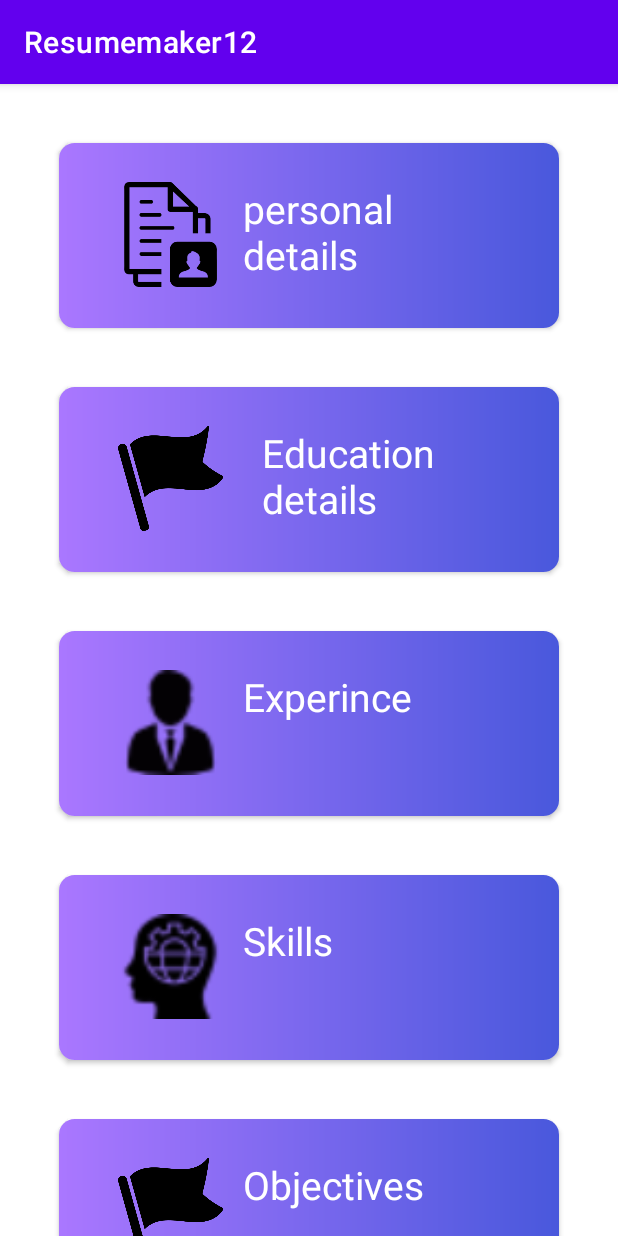
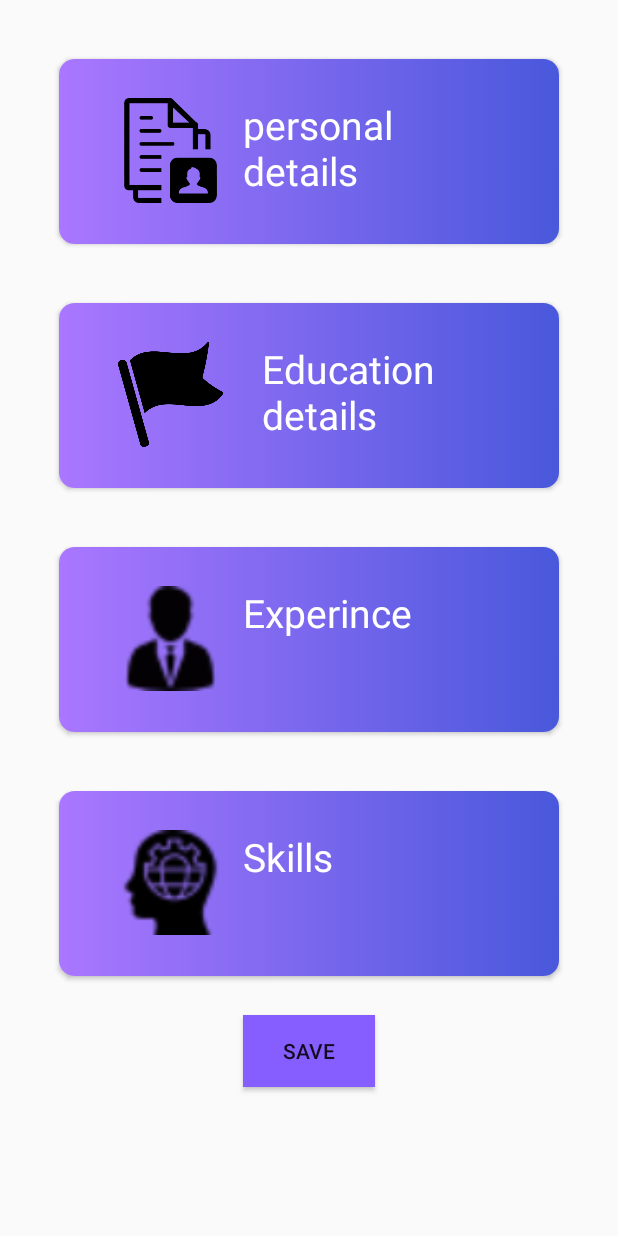
Before and after one commit to Vishwas472/RESUMEMAKER12, an Android app: the resumemaker screen opened directly, with no data from a screen before it, on a phone screen of 412 x 824 dp. Run offline under Robolectric (Android 15) with nearby library versions, the phone set to English and light mode, and no system bars; our stand-ins replace sdp/ssp sizes.

```diff
--- a/app/src/main/AndroidManifest.xml
+++ b/app/src/main/AndroidManifest.xml
@@ -11,6 +11,9 @@
         android:supportsRtl="true"
         android:theme="@style/Theme.Resumemaker12"
         tools:targetApi="31">
+        <activity
+            android:name=".printdetails"
+            android:exported="false" />
         <activity
             android:name=".fourthpage"
             android:exported="false" />
--- a/app/src/main/java/com/example/resumemaker12/resumemaker.java
+++ b/app/src/main/java/com/example/resumemaker12/resumemaker.java
@@ -1,14 +1,41 @@
 package com.example.resumemaker12;
 
 import androidx.appcompat.app.AppCompatActivity;
+import androidx.cardview.widget.CardView;
 
+import android.content.Intent;
 import android.os.Bundle;
+import android.view.View;
+import android.widget.LinearLayout;
 
 public class resumemaker extends AppCompatActivity {
+    LinearLayout linpersonal;
+    CardView card2;
 
     @Override
     protected void onCreate(Bundle savedInstanceState) {
         super.onCreate(savedInstanceState);
         setContentView(R.layout.activity_resumemaker);
+        initivew();
+    }
+
+    private void initivew() {
+        linpersonal=findViewById(R.id.linpersonal);
+        card2=findViewById(R.id.card2);
+        linpersonal.setOnClickListener(new View.OnClickListener() {
+            @Override
+            public void onClick(View view) {
+                Intent b=new Intent(resumemaker.this,persnoaldetails.class);
+                startActivity(b);
+            }
+        });
+        card2.setOnClickListener(new View.OnClickListener() {
+            @Override
+            public void onClick(View view) {
+                Intent c=new Intent(resumemaker.this,fourthpage.class);
+                startActivity(c);
+            }
+        });
+
     }
 }
--- a/app/src/main/res/layout/activity_fourthpage.xml
+++ b/app/src/main/res/layout/activity_fourthpage.xml
@@ -104,6 +104,7 @@
 
     </androidx.cardview.widget.CardView>
     <Button
+        android:id="@+id/btnS"
         android:layout_width="wrap_content"
         android:layout_height="wrap_content"
         android:text="SAVE"
--- a/app/src/main/res/layout/activity_persnoaldetails.xml
+++ b/app/src/main/res/layout/activity_persnoaldetails.xml
@@ -108,6 +108,7 @@
 
 
         <Button
+            android:id="@+id/btnsave"
             android:layout_width="wrap_content"
             android:layout_height="wrap_content"
             android:text="save"
--- a/app/src/main/res/layout/activity_resumemaker.xml
+++ b/app/src/main/res/layout/activity_resumemaker.xml
@@ -16,6 +16,7 @@
         app:cardCornerRadius="@dimen/_8sdp">
 
         <LinearLayout
+            android:id="@+id/linpersonal"
             android:layout_width="match_parent"
             android:layout_height="match_parent"
             android:background="@drawable/cardviewcolor"
@@ -54,6 +55,7 @@
     <androidx.cardview.widget.CardView
         android:layout_width="match_parent"
         android:layout_height="123dp"
+        android:id="@+id/card2"
         android:layout_marginLeft="@dimen/_30sdp"
         android:layout_marginTop="@dimen/_30sdp"
         android:layout_marginRight="@dimen/_30sdp"
@@ -71,6 +73,7 @@
                 android:layout_marginLeft="@dimen/_30sdp"
                 android:layout_marginTop="@dimen/_20sdp"
                 android:layout_marginRight="@dimen/_30sdp"
+                android:id="@+id/EducationDetails"
                 android:orientation="vertical">
 
                 <LinearLayout
@@ -200,90 +203,13 @@
 
     </androidx.cardview.widget.CardView>
 
-    <androidx.cardview.widget.CardView
-        android:layout_width="match_parent"
-        android:layout_height="123dp"
-        android:layout_marginLeft="@dimen/_30sdp"
-        android:layout_marginTop="@dimen/_30sdp"
-        android:layout_marginRight="@dimen/_30sdp"
-        app:cardCornerRadius="@dimen/_8sdp">
+    <Button
+        android:layout_width="wrap_content"
+        android:layout_height="wrap_content"
+        android:layout_marginTop="@dimen/_20sdp"
+        android:text="SAVE"
+        android:background="@color/PURPLE"
+        android:layout_gravity="center_horizontal"/>
 
-        <LinearLayout
-            android:layout_width="match_parent"
-            android:layout_height="match_parent"
-            android:background="@drawable/cardviewcolor"
-            android:orientation="horizontal">
 
-            <LinearLayout
-                android:layout_width="match_parent"
-                android:layout_height="wrap_content"
-                android:layout_marginLeft="@dimen/_30sdp"
-                android:layout_marginTop="@dimen/_20sdp"
-                android:layout_marginRight="@dimen/_30sdp"
-                android:orientation="vertical">
-
-                <LinearLayout
-                    android:layout_width="wrap_content"
-                    android:layout_height="wrap_content"
-                    android:orientation="horizontal">
-
-                    <ImageView
-                        android:layout_width="70dp"
-                        android:layout_height="70dp"
-                        android:src="@drawable/flag" />
-
-                    <TextView
-                        android:layout_width="match_parent"
-                        android:layout_height="wrap_content"
-                        android:layout_marginLeft="@dimen/_10sdp"
-                        android:text="Objectives"
-                        android:textColor="#ffffff"
-                        android:textSize="@dimen/_20sdp" />
-                </LinearLayout>
-            </LinearLayout>
-        </LinearLayout>
-    </androidx.cardview.widget.CardView>
-
-    <androidx.cardview.widget.CardView
-        android:layout_width="match_parent"
-        android:layout_height="123dp"
-        android:layout_marginLeft="@dimen/_30sdp"
-        android:layout_marginTop="@dimen/_30sdp"
-        android:layout_marginRight="@dimen/_30sdp"
-        app:cardCornerRadius="@dimen/_8sdp">
-
-        <LinearLayout
-            android:layout_width="match_parent"
-            android:layout_height="match_parent"
-            android:background="@drawable/cardviewcolor"
-            android:orientation="horizontal">
-
-            <LinearLayout
-                android:layout_width="match_parent"
-                android:layout_height="wrap_content"
-                android:layout_marginLeft="@dimen/_30sdp"
-                android:layout_marginTop="@dimen/_20sdp"
-                android:layout_marginRight="@dimen/_30sdp"
-                android:orientation="vertical">
-
-                <LinearLayout
-                    android:layout_width="wrap_content"
-                    android:layout_height="wrap_content"
-                    android:orientation="horizontal">
-
-                    <ImageView
-                        android:layout_width="70dp"
-                        android:layout_height="70dp"
-                        android:src="@drawable/personaldetails" />
-
-                    <TextView
-                        android:layout_width="match_parent"
-                        android:layout_height="wrap_content"
-                        android:text="personal details"
-                        android:textColor="#ffffff"
-                        android:textSize="@dimen/_20sdp" />
-                </LinearLayout>
-            </LinearLayout>
-        </LinearLayout>
-    </androidx.cardview.widget.CardView>
 </LinearLayout>
--- a/app/src/main/res/values-night/themes.xml
+++ b/app/src/main/res/values-night/themes.xml
@@ -1,6 +1,6 @@
 <resources xmlns:tools="http://schemas.android.com/tools">
     <!-- Base application theme. -->
-    <style name="Theme.Resumemaker12" parent="Theme.MaterialComponents.DayNight.DarkActionBar">
+    <style name="Theme.Resumemaker12" parent="Theme.AppCompat.Light.NoActionBar">
         <!-- Primary brand color. -->
         <item name="colorPrimary">@color/purple_200</item>
         <item name="colorPrimaryVariant">@color/purple_700</item>
--- a/app/src/main/res/values/themes.xml
+++ b/app/src/main/res/values/themes.xml
@@ -1,6 +1,6 @@
 <resources xmlns:tools="http://schemas.android.com/tools">
     <!-- Base application theme. -->
-    <style name="Theme.Resumemaker12" parent="Theme.MaterialComponents.DayNight.DarkActionBar">
+    <style name="Theme.Resumemaker12" parent="Theme.AppCompat.Light.NoActionBar">
         <!-- Primary brand color. -->
         <item name="colorPrimary">@color/purple_500</item>
         <item name="colorPrimaryVariant">@color/purple_700</item>
```
Also changed, not shown: app/src/main/java/com/example/resumemaker12/Mainactivity.java (+11 -8 lines), app/src/main/java/com/example/resumemaker12/fourthpage.java (+16 -0 lines), app/src/main/java/com/example/resumemaker12/persnoaldetails.java (+24 -0 lines), app/src/main/java/com/example/resumemaker12/printdetails.java (added, +14 -0 lines), app/src/main/res/layout/activity_printdetails.xml (added, +30 -0 lines).
